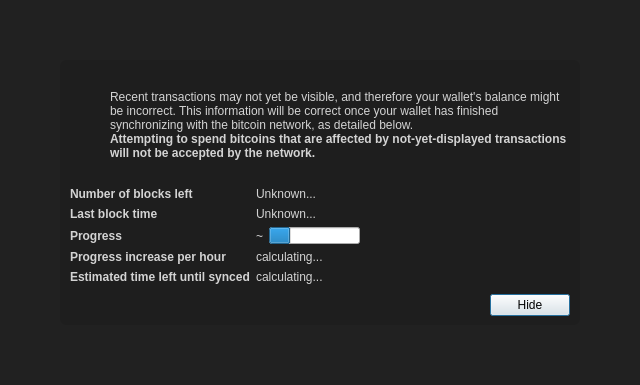
This is src/qt/forms/modaloverlay.ui in proteanx/devault2026 as Qt 5 draws it before an edit. The edited form follows.
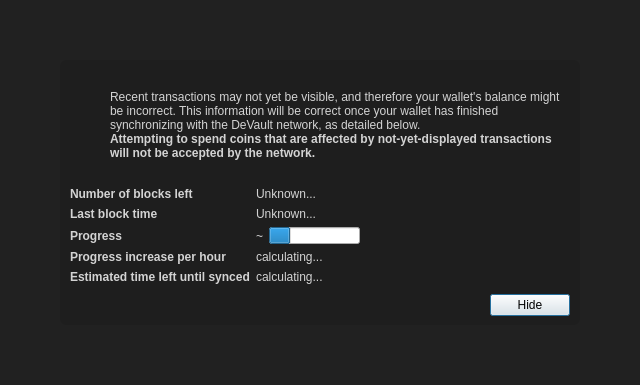
This is the edited form. Icons and pictures are not drawn. Custom widgets are drawn as their Qt base class.

What changed in the file:
```diff
--- a/src/qt/forms/modaloverlay.ui
+++ b/src/qt/forms/modaloverlay.ui
@@ -130,7 +130,7 @@
              <item>
               <widget class="QLabel" name="infoText">
                <property name="text">
-                <string>Recent transactions may not yet be visible, and therefore your wallet's balance might be incorrect. This information will be correct once your wallet has finished synchronizing with the bitcoin network, as detailed below.</string>
+                <string>Recent transactions may not yet be visible, and therefore your wallet's balance might be incorrect. This information will be correct once your wallet has finished synchronizing with the DeVault network, as detailed below.</string>
                </property>
                <property name="textFormat">
                 <enum>Qt::RichText</enum>
@@ -149,7 +149,7 @@
                 </font>
                </property>
                <property name="text">
-                <string>Attempting to spend bitcoins that are affected by not-yet-displayed transactions will not be accepted by the network.</string>
+                <string>Attempting to spend coins that are affected by not-yet-displayed transactions will not be accepted by the network.</string>
                </property>
                <property name="textFormat">
                 <enum>Qt::RichText</enum>
```
